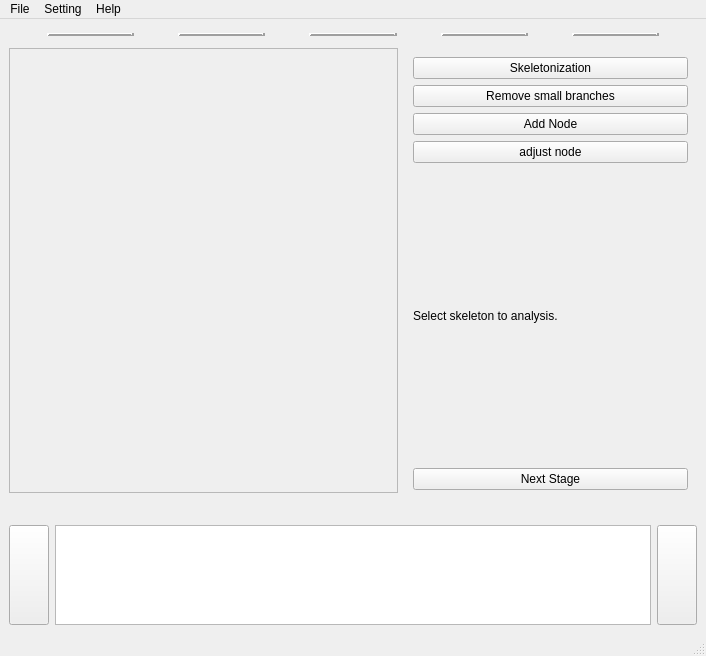
TUD-IMB/Crackpot, file src/resources/ui/main.ui: the form before one commit.
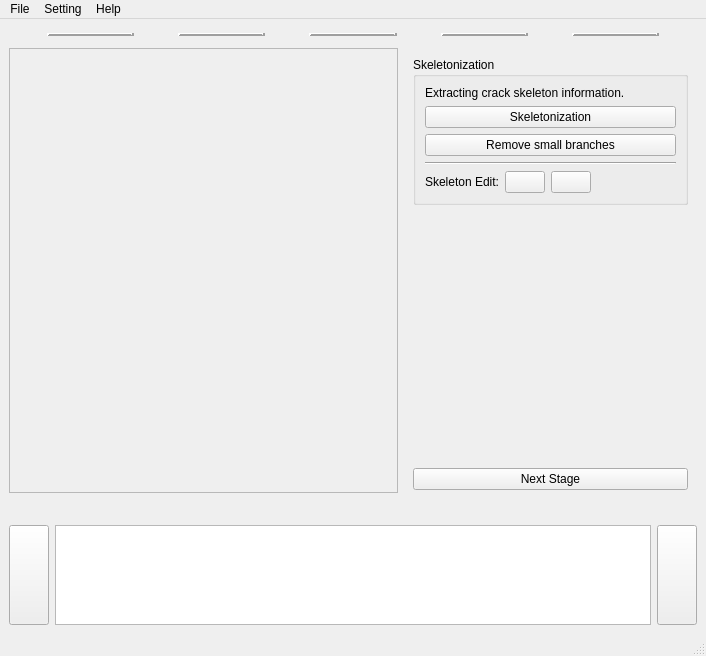
The form after the commit. The open tabs and pages were chosen to show the change. Icons and pictures are not drawn.

Commit message: Add skeleton node and path drawing.

```diff
--- a/src/resources/ui/main.ui
+++ b/src/resources/ui/main.ui
@@ -1151,6 +1151,19 @@
               <item>
                <layout class="QVBoxLayout" name="verticalLayout_8">
                 <item>
+                 <widget class="QGroupBox" name="groupBox_2">
+                  <property name="title">
+                   <string>Skeletonization</string>
+                  </property>
+                  <layout class="QVBoxLayout" name="verticalLayout_16">
+                   <item>
+                    <widget class="QLabel" name="label_16">
+                     <property name="text">
+                      <string>Extracting crack skeleton information.</string>
+                     </property>
+                    </widget>
+                   </item>
+                   <item>
                  <widget class="QPushButton" name="skeletonButton">
                   <property name="text">
                    <string>Skeletonization</string>
@@ -1165,32 +1178,114 @@
                  </widget>
                 </item>
                 <item>
-                 <widget class="QPushButton" name="addNodeButton">
+                    <layout class="QVBoxLayout" name="verticalLayout_14">
+                     <item>
+                      <widget class="Line" name="line_3">
+                       <property name="orientation">
+                        <enum>Qt::Orientation::Horizontal</enum>
+                       </property>
+                      </widget>
+                     </item>
+                     <item>
+                      <layout class="QHBoxLayout" name="horizontalLayout_14">
+                       <item>
+                        <widget class="QLabel" name="label_15">
+                         <property name="sizePolicy">
+                          <sizepolicy hsizetype="Fixed" vsizetype="Preferred">
+                           <horstretch>0</horstretch>
+                           <verstretch>0</verstretch>
+                          </sizepolicy>
+                         </property>
                   <property name="text">
-                   <string>Add Node</string>
-                  </property>
+                          <string>Skeleton Edit:</string>
+                         </property>
+                        </widget>
+                       </item>
+                       <item>
+                        <widget class="QPushButton" name="nodeAddButton">
+                         <property name="sizePolicy">
+                          <sizepolicy hsizetype="Fixed" vsizetype="Fixed">
+                           <horstretch>0</horstretch>
+                           <verstretch>0</verstretch>
+                          </sizepolicy>
+                         </property>
+                         <property name="text">
+                          <string/>
+                         </property>
+                         <property name="icon">
+                          <iconset resource="../icon.qrc">
+                           <normaloff>:/icons/icons/routeadd.svg</normaloff>:/icons/icons/routeadd.svg</iconset>
+                         </property>
+                         <property name="iconSize">
+                          <size>
+                           <width>25</width>
+                           <height>25</height>
+                          </size>
+                         </property>
                   <property name="checkable">
                    <bool>true</bool>
                   </property>
                  </widget>
                 </item>
                 <item>
-                 <widget class="QPushButton" name="adjustNodeButton">
+                        <widget class="QPushButton" name="nodeDeleteButton">
+                         <property name="sizePolicy">
+                          <sizepolicy hsizetype="Fixed" vsizetype="Fixed">
+                           <horstretch>0</horstretch>
+                           <verstretch>0</verstretch>
+                          </sizepolicy>
+                         </property>
                   <property name="text">
-                   <string>adjust node</string>
-                  </property>
+                          <string/>
+                         </property>
+                         <property name="icon">
+                          <iconset resource="../icon.qrc">
+                           <normaloff>:/icons/icons/routedelete.svg</normaloff>:/icons/icons/routedelete.svg</iconset>
+                         </property>
+                         <property name="iconSize">
+                          <size>
+                           <width>25</width>
+                           <height>25</height>
+                          </size>
+                         </property>
                   <property name="checkable">
                    <bool>true</bool>
                   </property>
                  </widget>
                 </item>
                 <item>
-                 <widget class="QLabel" name="label_4">
-                  <property name="text">
-                   <string>Select skeleton to analysis.</string>
-                  </property>
+                        <spacer name="horizontalSpacer_8">
+                         <property name="orientation">
+                          <enum>Qt::Orientation::Horizontal</enum>
+                         </property>
+                         <property name="sizeHint" stdset="0">
+                          <size>
+                           <width>40</width>
+                           <height>20</height>
+                          </size>
+                         </property>
+                        </spacer>
+                       </item>
+                      </layout>
+                     </item>
+                    </layout>
+                   </item>
+                  </layout>
                  </widget>
                 </item>
+                <item>
+                 <spacer name="verticalSpacer_3">
+                  <property name="orientation">
+                   <enum>Qt::Orientation::Vertical</enum>
+                  </property>
+                  <property name="sizeHint" stdset="0">
+                   <size>
+                    <width>20</width>
+                    <height>40</height>
+                   </size>
+                  </property>
+                 </spacer>
+                </item>
                 <item>
                  <widget class="QPushButton" name="nextButton4">
                   <property name="text">
```
Left out of the diff: 13 changed lines with no effect on the pictures. Lines whose indentation alone changed are shown as unchanged. The commit also changes 7 other files.
